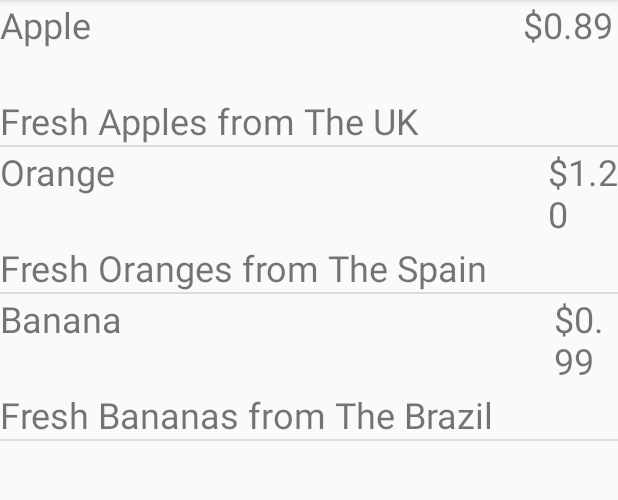
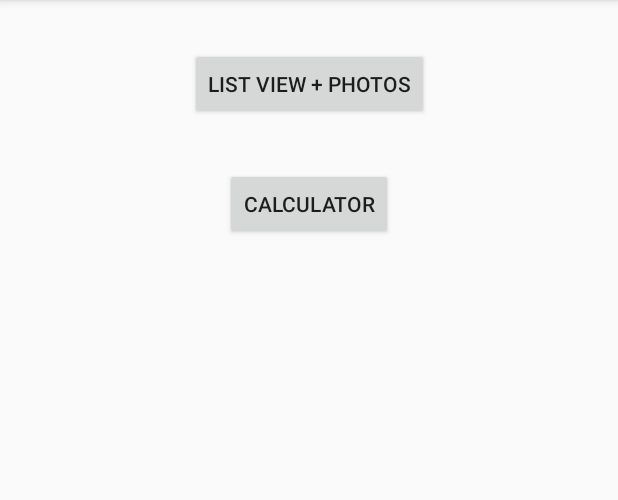
Before and after one commit to Colms152/is4447_Assesment1, an Android app: the screen it shows after launch (MainActivity), on a phone screen of 412 x 824 dp, the part 84-584 px from its top. Run offline under Robolectric (Android 15) with nearby library versions, the phone set to English and light mode, and no system bars.

Commit message:
multi functions

```diff
--- a/app/src/main/java/ie/ucc/bis/is4447/mylistviewapp/DetailActivity.java
+++ b/app/src/main/java/ie/ucc/bis/is4447/mylistviewapp/DetailActivity.java
@@ -34,8 +34,8 @@ public class DetailActivity extends AppCompatActivity {
     private int getImage(int index){
         switch (index){
             case 0: return  R.drawable.apple;
-            case 1: return  R.drawable.banana;
-            case 2: return  R.drawable.orange;
+            case 1: return  R.drawable.orange;
+            case 2: return  R.drawable.banana;
             default: return -1;
         }
     }
--- a/app/src/main/java/ie/ucc/bis/is4447/mylistviewapp/MainActivity.java
+++ b/app/src/main/java/ie/ucc/bis/is4447/mylistviewapp/MainActivity.java
@@ -4,59 +4,52 @@ import androidx.appcompat.app.AppCompatActivity;
 
 import android.content.Intent;
 import android.content.res.Resources;
+import android.net.Uri;
 import android.os.Bundle;
 import android.util.Log;
 import android.view.View;
 import android.widget.AdapterView;
 import android.widget.ArrayAdapter;
+import android.widget.Button;
 import android.widget.ListView;
 import android.widget.Toast;
 
 public class MainActivity extends AppCompatActivity {
-
-    ListView lvMyListView;
-    String[] items, prices, descriptions;
-
-    //TAG for log
-    private static final String TAG = "***IS4447****";
 
     @Override
     protected void onCreate(Bundle savedInstanceState) {
         super.onCreate(savedInstanceState);
         setContentView(R.layout.activity_main);
 
-        Resources res = getResources();
+        Button btnSecondActivity = (Button) findViewById(R.id.btnSecondActivity);
+        Button btnGoogle = (Button) findViewById(R.id.btnGoogle);
 
-        lvMyListView = (ListView) findViewById(R.id.lvMyListView);
+        //launch an activity within our app
+        btnSecondActivity.setOnClickListener(new View.OnClickListener() {
+            @Override
+            public void onClick(View view) {
+                Intent startIntent = new Intent(getApplicationContext(), ListviewActivity.class);
+                startIntent.putExtra("PASSINGSOMETHING", "hello world !!");
+                startActivity(startIntent);
+            }
 
-        items = res.getStringArray(R.array.items);
-        prices = res.getStringArray(R.array.prices);
-        descriptions = res.getStringArray(R.array.descriptions);
+        });
 
-        Log.d(TAG,items.toString());
+        //launch an activity outside our app
+        btnGoogle.setOnClickListener(new View.OnClickListener() {
+            @Override
+            public void onClick(View view) {
+                String google = "https://www.google.com";
+                Uri webaddress = Uri.parse(google);
 
-        ItemAdapter itemAdapter = new ItemAdapter(this, items,prices,descriptions);
-        lvMyListView.setAdapter(itemAdapter);
 
-        /*
-        lvMyListView.setOnItemClickListener(new AdapterView.OnItemClickListener() {
-            @Override
-            public void onItemClick(AdapterView<?> adapterView, View view, int i, long id) {
-                Toast.makeText(MainActivity.this,"Clicked at" + items[i], Toast.LENGTH_LONG).show();
+                Intent gotoGoogle = new Intent(Intent.ACTION_VIEW, webaddress);
+
+                if(gotoGoogle.resolveActivity(getPackageManager()) != null){
+                    startActivity(gotoGoogle);
+                }
             }
         });
-        */
-
-
-        lvMyListView.setOnItemClickListener((adapterView, view, i, l) -> {
-            Intent startIntent = new Intent(getApplicationContext(),DetailActivity.class);
-            startIntent.putExtra("Item_Index", i);
-
-            Log.d(TAG, "Item index:" + i);
-
-            startActivity(startIntent);
-        });
-
 
     }
 }
--- a/app/src/main/res/layout/activity_main.xml
+++ b/app/src/main/res/layout/activity_main.xml
@@ -6,12 +6,25 @@
     android:layout_height="match_parent"
     tools:context=".MainActivity">
 
-    <ListView
-        android:id="@+id/lvMyListView"
-        android:layout_width="match_parent"
-        android:layout_height="match_parent"
-        app:layout_constraintBottom_toBottomOf="parent"
+    <Button
+        android:id="@+id/btnSecondActivity"
+        android:layout_width="wrap_content"
+        android:layout_height="wrap_content"
+        android:layout_marginTop="32dp"
+        android:text="@string/second_activity"
+        app:layout_constraintBottom_toTopOf="@+id/btnGoogle"
         app:layout_constraintEnd_toEndOf="parent"
         app:layout_constraintStart_toStartOf="parent"
         app:layout_constraintTop_toTopOf="parent" />
+
+    <Button
+        android:id="@+id/btnGoogle"
+        android:layout_width="wrap_content"
+        android:layout_height="wrap_content"
+        android:layout_marginTop="32dp"
+        android:text="@string/google_search"
+        app:layout_constraintEnd_toEndOf="parent"
+        app:layout_constraintHorizontal_bias="0.501"
+        app:layout_constraintStart_toStartOf="parent"
+        app:layout_constraintTop_toBottomOf="@+id/btnSecondActivity" />
 </androidx.constraintlayout.widget.ConstraintLayout>
--- a/app/src/main/res/layout/my_listview_detail.xml
+++ b/app/src/main/res/layout/my_listview_detail.xml
@@ -13,7 +13,7 @@
         android:id="@+id/tvPrice"
         android:layout_width="wrap_content"
         android:layout_height="wrap_content"
-        android:layout_marginStart="288dp"
+        android:layout_marginStart="252dp"
         android:layout_toEndOf="@+id/tvName"
         android:text="Price"
         android:textSize="24sp" />
--- a/app/src/main/res/values/strings.xml
+++ b/app/src/main/res/values/strings.xml
@@ -2,6 +2,8 @@
     <string name="app_name">MyListView App</string>
     <string name="image">Image</string>
     <string name="item_img">Item_IMG</string>
+    <string name="second_activity">List View + Photos</string>
+    <string name="google_search">Calculator</string>
 
     <!--MyListViewData-->
     <string-array name="items">
```
Also changed, not shown: app/src/main/AndroidManifest.xml (+7 -0 lines), app/src/main/java/ie/ucc/bis/is4447/mylistviewapp/ListviewActivity.java (added, +64 -0 lines), app/src/main/res/layout/activity_listview.xml (added, +17 -0 lines).
